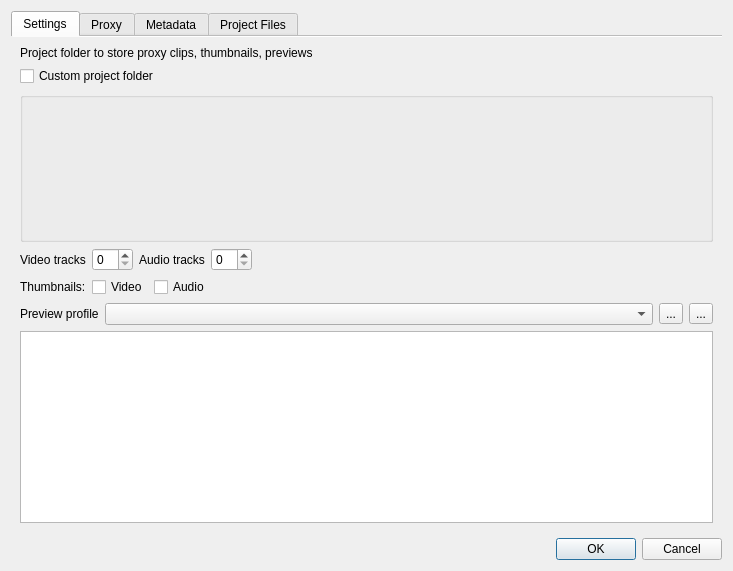
KDE/kdenlive, file src/ui/projectsettings_ui.ui: the form before one commit.
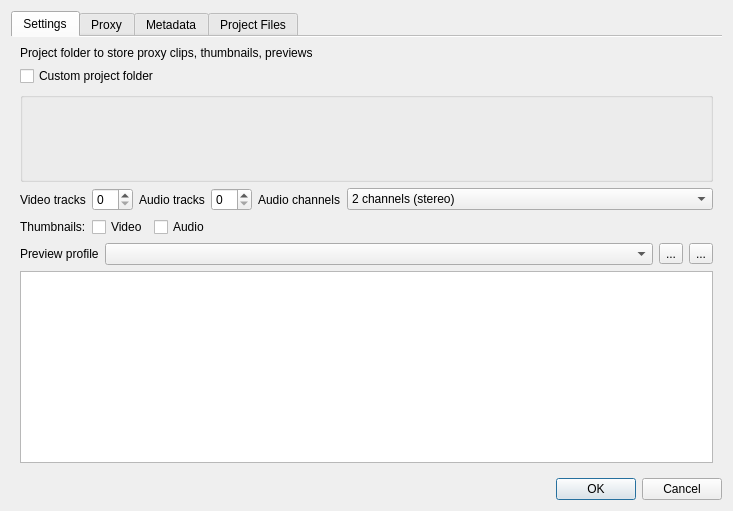
The form after the commit. Custom widgets are drawn as their Qt base class.

Commit message: Preliminary support for projects with 4/6 audio channels

Patch:
```diff
--- a/src/ui/projectsettings_ui.ui
+++ b/src/ui/projectsettings_ui.ui
@@ -7,7 +7,7 @@
     <x>0</x>
     <y>0</y>
     <width>733</width>
-    <height>571</height>
+    <height>511</height>
    </rect>
   </property>
   <property name="windowTitle">
@@ -95,17 +95,36 @@
           <widget class="QSpinBox" name="audio_tracks"/>
          </item>
          <item>
-          <spacer name="horizontalSpacer_2">
-           <property name="orientation">
-            <enum>Qt::Horizontal</enum>
+          <widget class="QLabel" name="label">
+           <property name="text">
+            <string>Audio channels</string>
            </property>
-           <property name="sizeHint" stdset="0">
-            <size>
-             <width>67</width>
-             <height>20</height>
-            </size>
+          </widget>
+         </item>
+         <item>
+          <widget class="QComboBox" name="audio_channels">
+           <property name="sizePolicy">
+            <sizepolicy hsizetype="MinimumExpanding" vsizetype="Fixed">
+             <horstretch>0</horstretch>
+             <verstretch>0</verstretch>
+            </sizepolicy>
            </property>
-          </spacer>
+           <item>
+            <property name="text">
+             <string>2 channels (stereo)</string>
+            </property>
+           </item>
+           <item>
+            <property name="text">
+             <string>4 channels</string>
+            </property>
+           </item>
+           <item>
+            <property name="text">
+             <string>6 channels</string>
+            </property>
+           </item>
+          </widget>
          </item>
         </layout>
        </item>
```
Left out of the diff: 2 changed lines with no effect on the pictures. The commit also changes 19 other files.
